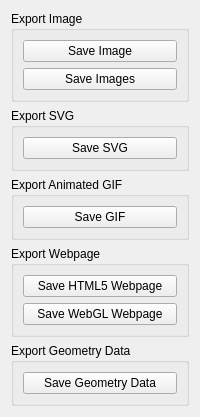
Old version of the form geometrize/dialog/imagejobexportwidget.ui in the repository Tw1ddle/geometrize.
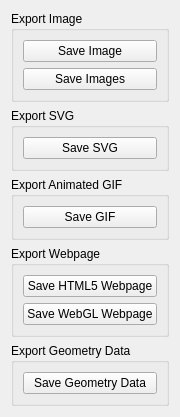
New version of the form.

Patch:
```diff
--- a/geometrize/dialog/imagejobexportwidget.ui
+++ b/geometrize/dialog/imagejobexportwidget.ui
@@ -6,8 +6,8 @@
    <rect>
     <x>0</x>
     <y>0</y>
-    <width>200</width>
-    <height>367</height>
+    <width>153</width>
+    <height>375</height>
    </rect>
   </property>
   <property name="sizePolicy">
```
